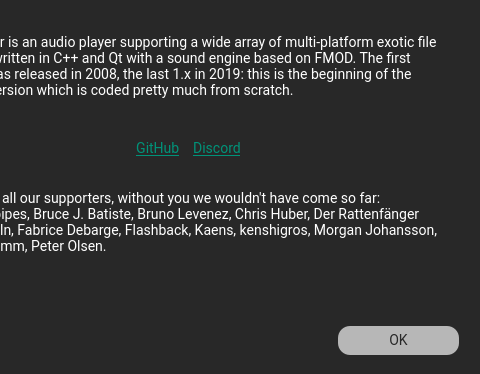
This is src/app/about.ui in aargirakis/BZRPlayer as Qt 5 draws it before an edit; both pictures show x 267 to 747 and y 0 to 374 of the 747 by 374 pixel window. The edited form follows.
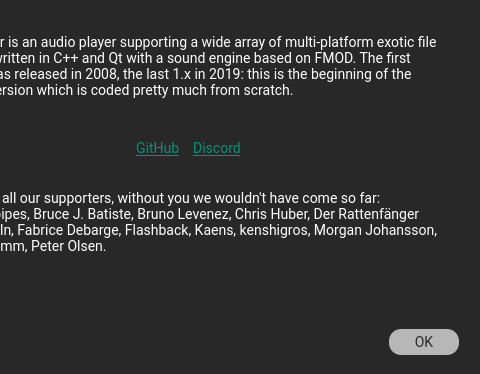
This is the edited form. Icons and pictures are not drawn.

Commit message: chore(ui): improve about dialog

The edit to the form file:
```diff
--- a/src/app/about.ui
+++ b/src/app/about.ui
@@ -79,40 +79,22 @@
   <widget class="QPushButton" name="buttonOk">
    <property name="geometry">
     <rect>
-     <x>605</x>
-     <y>326</y>
-     <width>121</width>
-     <height>29</height>
+     <x>656</x>
+     <y>329</y>
+     <width>70</width>
+     <height>26</height>
     </rect>
    </property>
-   <property name="sizePolicy">
-    <sizepolicy hsizetype="Fixed" vsizetype="Fixed">
-     <horstretch>0</horstretch>
-     <verstretch>0</verstretch>
-    </sizepolicy>
-   </property>
-   <property name="minimumSize">
-    <size>
-     <width>121</width>
-     <height>29</height>
-    </size>
-   </property>
-   <property name="maximumSize">
-    <size>
-     <width>121</width>
-     <height>29</height>
-    </size>
-   </property>
    <property name="styleSheet">
-    <string notr="true">QPushButton
+    <string notr="true">
+QPushButton
 {
 font-family:roboto;
 background-color: #b7b7b7/*button*/;
-color: #282828/*background*/;
 border-radius: 12px;
-padding:6px;
+padding:4px;
 font-size:14px;
-
+color:#282828/*background*/;
 }
 QPushButton:hover
 {
```
Left out of the diff: 2 changed lines with no effect on the pictures. The commit also changes 1 other file.
